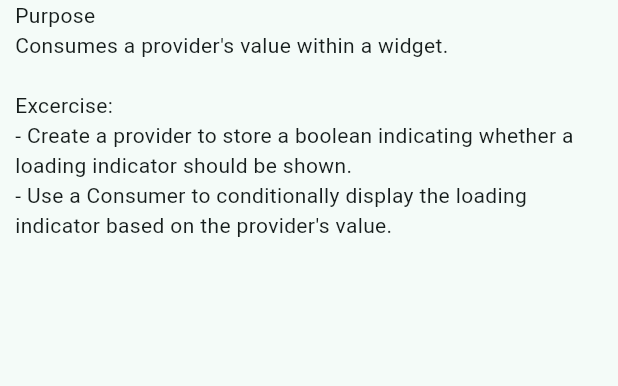
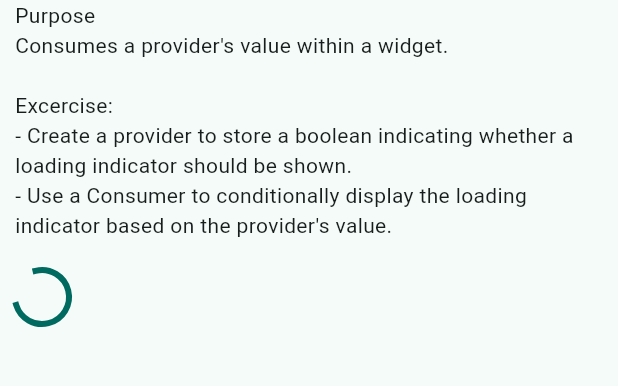
Before and after one commit to ondrahlavac/learning-flutter-riverpod, a Flutter app: the ConsumerExcercise screen opened directly, on a phone screen of 412 x 824 dp, the part 129-515 px from its top. Run offline on Flutter 3.47's test engine with Material 3 defaults, Android fonts, the phone set to English and light mode, and no system bars; our stand-ins replace flutter_riverpod, riverpod_annotation; generated files the repository leaves out were written again.

Commit message:
feat: adds a simple Consumer to work with provider's value inside of a widget.

```diff
--- /dev/null
+++ b/lib/providers/useless_loading_provider.dart
@@ -0,0 +1,9 @@
+import 'package:flutter_riverpod/flutter_riverpod.dart';
+import 'package:riverpod_annotation/riverpod_annotation.dart';
+
+part 'useless_loading_provider.g.dart';
+
+@riverpod
+bool isLoading(Ref ref) {
+  return true;
+}
--- a/lib/screens/excercises/consumer.dart
+++ b/lib/screens/excercises/consumer.dart
@@ -1,4 +1,6 @@
 import 'package:flutter/material.dart';
+import 'package:flutter_riverpod/flutter_riverpod.dart';
+import 'package:learning_flutter_riverpod/providers/useless_loading_provider.dart';
 
 class ConsumerExcercise extends StatelessWidget {
   const ConsumerExcercise({super.key});
@@ -9,22 +11,32 @@ class ConsumerExcercise extends StatelessWidget {
       appBar: AppBar(
         title: const Text('Consumer Excercise'),
       ),
-      body: const Padding(
-        padding: EdgeInsets.all(10.0),
+      body: Padding(
+        padding: const EdgeInsets.all(10.0),
         child: Column(
           mainAxisAlignment: MainAxisAlignment.start,
           crossAxisAlignment: CrossAxisAlignment.start,
           children: [
-            Text('Consumer'),
-            Text('Purpose'),
-            Text('''
+            const Text('Consumer'),
+            const Text('Purpose'),
+            const Text('''
 Consumes a provider's value within a widget.
 '''),
-            Text('Excercise:'),
-            Text('''
+            const Text('Excercise:'),
+            const Text('''
 - Create a provider to store a boolean indicating whether a loading indicator should be shown.
 - Use a Consumer to conditionally display the loading indicator based on the provider's value.
 '''),
+            Consumer(
+              builder: (BuildContext context, WidgetRef ref, child) {
+                final bool isLoading = ref.watch(isLoadingProvider);
+                if (isLoading) {
+                  return const CircularProgressIndicator();
+                } else {
+                  return const Text('Done');
+                }
+              },
+            ),
           ],
         ),
       ),
--- a/pubspec.yaml
+++ b/pubspec.yaml
@@ -16,7 +16,7 @@ publish_to: 'none' # Remove this line if you wish to publish to pub.dev
 # https://developer.apple.com/library/archive/documentation/General/Reference/InfoPlistKeyReference/Articles/CoreFoundationKeys.html
 # In Windows, build-name is used as the major, minor, and patch parts
 # of the product and file versions while build-number is used as the build suffix.
-version: 1.1.0
+version: 1.2.0
 
 environment:
   sdk: ^3.5.0
```
Also changed, not shown: lib/providers/useless_loading_provider.g.dart (added).
